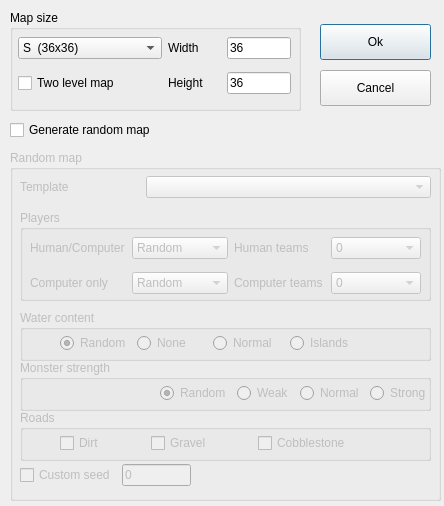
Before: the Qt Designer form mapeditor/windownewmap.ui in vcmi/vcmi, drawn with Qt 5.
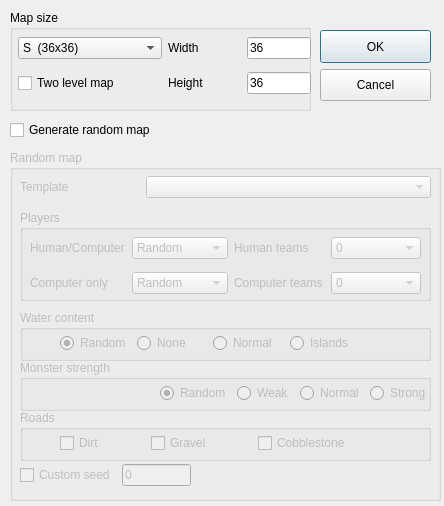
After: the same form once the commit is applied.

Diff of the .ui file:
```diff
--- a/mapeditor/windownewmap.ui
+++ b/mapeditor/windownewmap.ui
@@ -39,7 +39,7 @@
     <rect>
      <x>10</x>
      <y>10</y>
-     <width>291</width>
+     <width>301</width>
      <height>101</height>
     </rect>
    </property>
@@ -51,7 +51,7 @@
      <rect>
       <x>0</x>
       <y>20</y>
-      <width>281</width>
+      <width>301</width>
       <height>73</height>
      </rect>
     </property>
@@ -941,7 +941,7 @@
     <rect>
      <x>10</x>
      <y>120</y>
-     <width>291</width>
+     <width>421</width>
      <height>20</height>
     </rect>
    </property>
@@ -953,9 +953,9 @@
    <property name="geometry">
     <rect>
      <x>320</x>
-     <y>20</y>
+     <y>30</y>
      <width>111</width>
-     <height>91</height>
+     <height>71</height>
     </rect>
    </property>
    <layout class="QVBoxLayout" name="verticalLayout">
@@ -967,12 +967,6 @@
         <verstretch>0</verstretch>
        </sizepolicy>
       </property>
-      <property name="minimumSize">
-       <size>
-        <width>0</width>
-        <height>36</height>
-       </size>
-      </property>
       <property name="maximumSize">
        <size>
         <width>16777215</width>
@@ -980,7 +974,7 @@
        </size>
       </property>
       <property name="text">
-       <string>Ok</string>
+       <string>OK</string>
       </property>
      </widget>
     </item>
```
